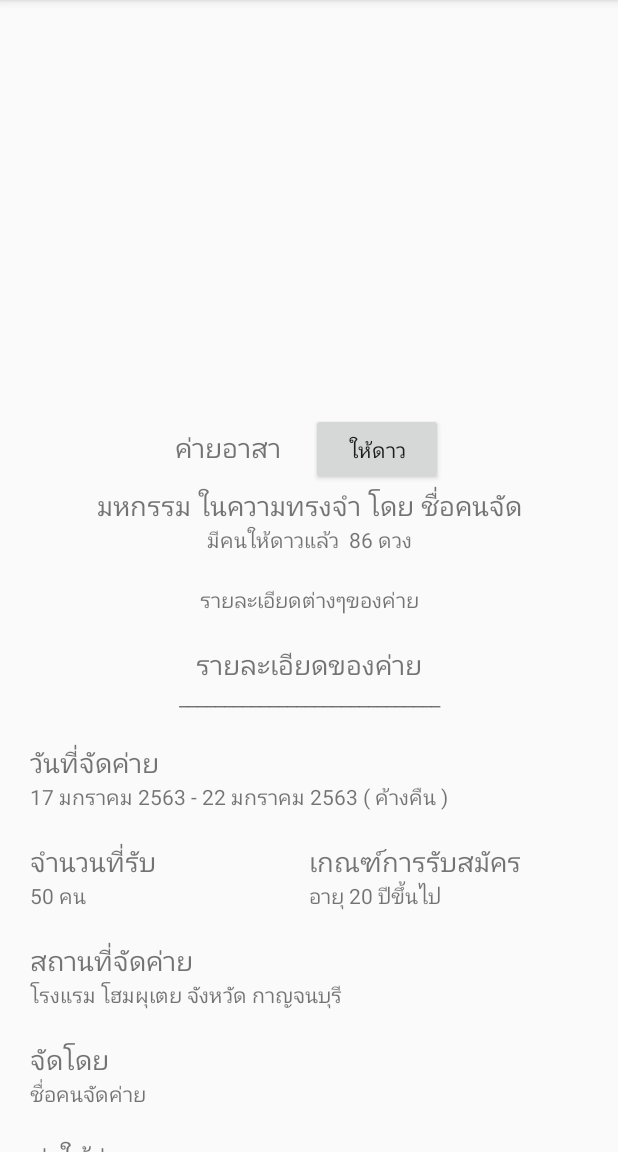
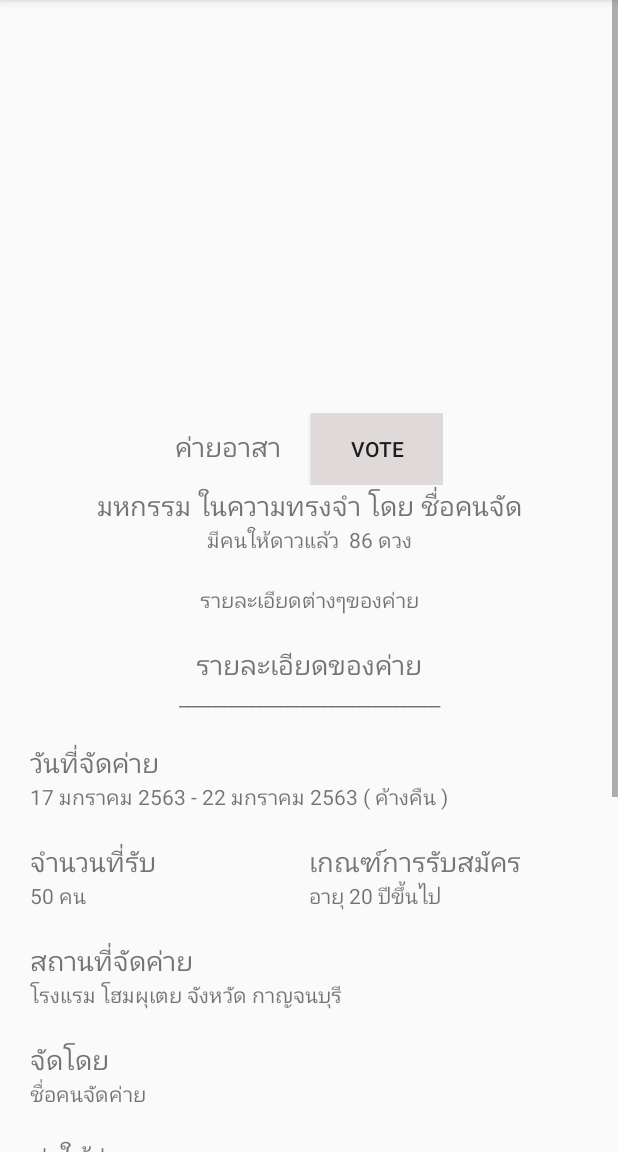
Before and after one commit to TaeNattaphong/DekCamp, an Android app: the CampDetailActivity screen opened directly, with no data from a screen before it, on a phone screen of 412 x 824 dp, the part 84-1236 px from its top. Run offline under Robolectric (Android 15) with nearby library versions, the phone set to English and light mode, and no system bars.

Commit message:
detail camp1

```diff
--- a/app/src/main/AndroidManifest.xml
+++ b/app/src/main/AndroidManifest.xml
@@ -13,7 +13,9 @@
         android:roundIcon="@mipmap/ic_launcher_round"
         android:supportsRtl="true"
         android:theme="@style/AppTheme">
-        <activity android:name=".CampDetailActivity"></activity>
+        <activity android:name=".CampDetailActivity">
+
+        </activity>
         <activity android:name=".RegisterCampActivity" />
         <activity android:name=".ProfileActivity" />
         <activity android:name=".CampActivity" />
--- a/app/src/main/res/layout/activity_camp_detail.xml
+++ b/app/src/main/res/layout/activity_camp_detail.xml
@@ -3,7 +3,7 @@
     xmlns:app="http://schemas.android.com/apk/res-auto"
     xmlns:tools="http://schemas.android.com/tools"
     android:layout_width="match_parent"
-    android:layout_height="2000dp"
+    android:layout_height="wrap_content"
     tools:context=".CampDetailActivity">
 
     <LinearLayout
@@ -13,7 +13,7 @@
 
         <androidx.constraintlayout.widget.ConstraintLayout
             android:layout_width="match_parent"
-            android:layout_height="2000dp">
+            android:layout_height="wrap_content">
 
             <LinearLayout
                 android:layout_width="match_parent"
@@ -48,15 +48,18 @@
                             android:layout_width="match_parent"
                             android:layout_height="wrap_content"
                             android:layout_marginRight="20dp"
+                            android:background="#00E60000"
                             android:text="ค่ายอาสา"
                             android:textSize="18sp" />
 
                         <Button
-                            android:id="@+id/button"
+                            android:id="@+id/voteButton"
                             android:layout_width="wrap_content"
                             android:layout_height="wrap_content"
                             android:layout_weight="1"
-                            android:text="ให้ดาว" />
+                            android:background="#E0D9D9"
+                            android:onClick="onClickedVote"
+                            android:text="vote" />
                     </LinearLayout>
                 </LinearLayout>
 
```
Also changed, not shown: app/src/main/java/com/example/dekcamp/CampDetailActivity.kt (+25 -0 lines).
